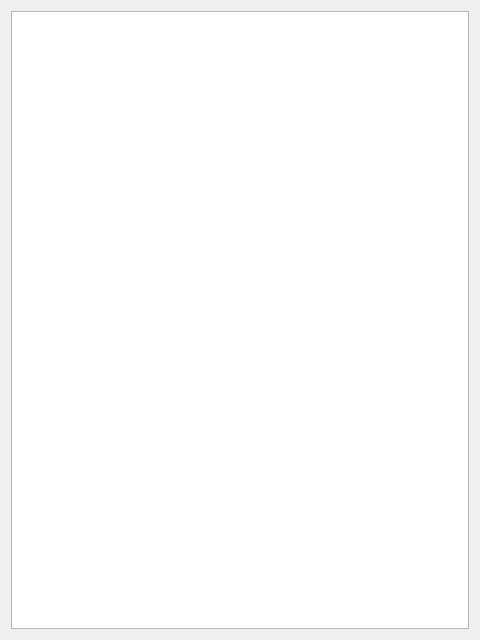
Old version of the form scribus/ui/resourcemanagerlicensebase.ui in the repository scribusproject/scribus.
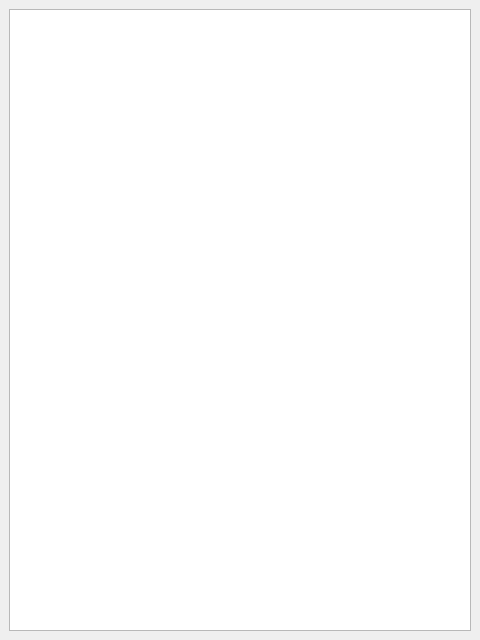
New version of the form.

Commit message: #16420: Unify margins and spacing for dialogs, set 1 <bubu>

```diff
--- a/scribus/ui/resourcemanagerlicensebase.ui
+++ b/scribus/ui/resourcemanagerlicensebase.ui
@@ -14,6 +14,18 @@
    <string>License</string>
   </property>
   <layout class="QVBoxLayout" name="verticalLayout">
+   <property name="leftMargin">
+    <number>9</number>
+   </property>
+   <property name="topMargin">
+    <number>9</number>
+   </property>
+   <property name="rightMargin">
+    <number>9</number>
+   </property>
+   <property name="bottomMargin">
+    <number>9</number>
+   </property>
    <item>
     <widget class="QTextEdit" name="licenseTextEdit">
      <property name="documentTitle">
```
The commit also changes 6 other files.
